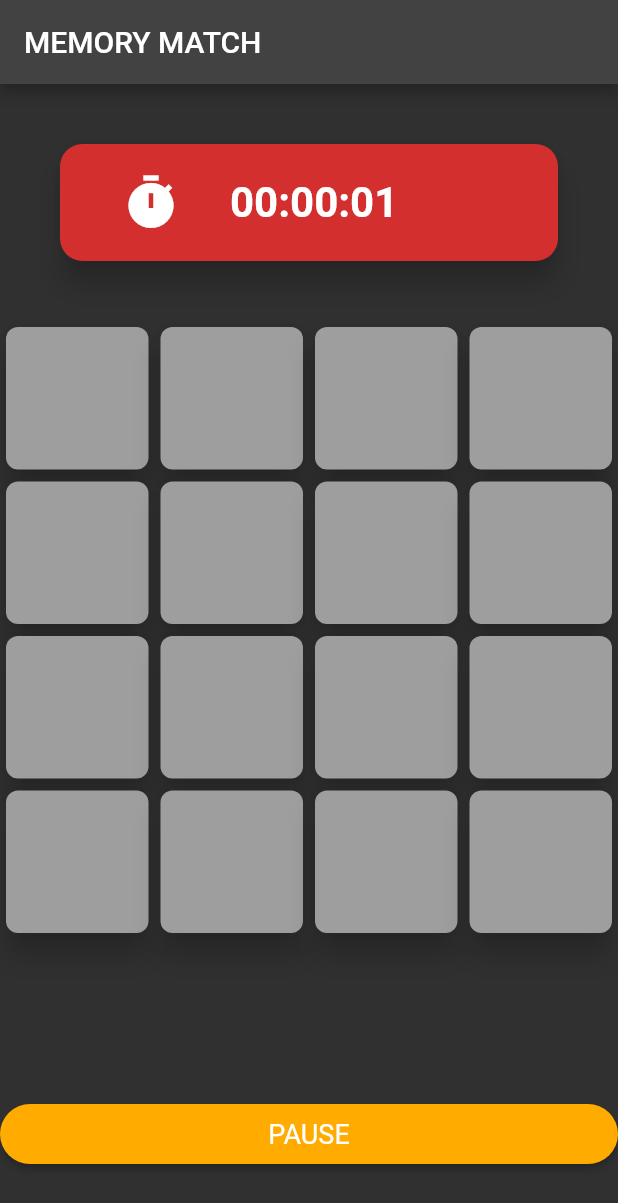
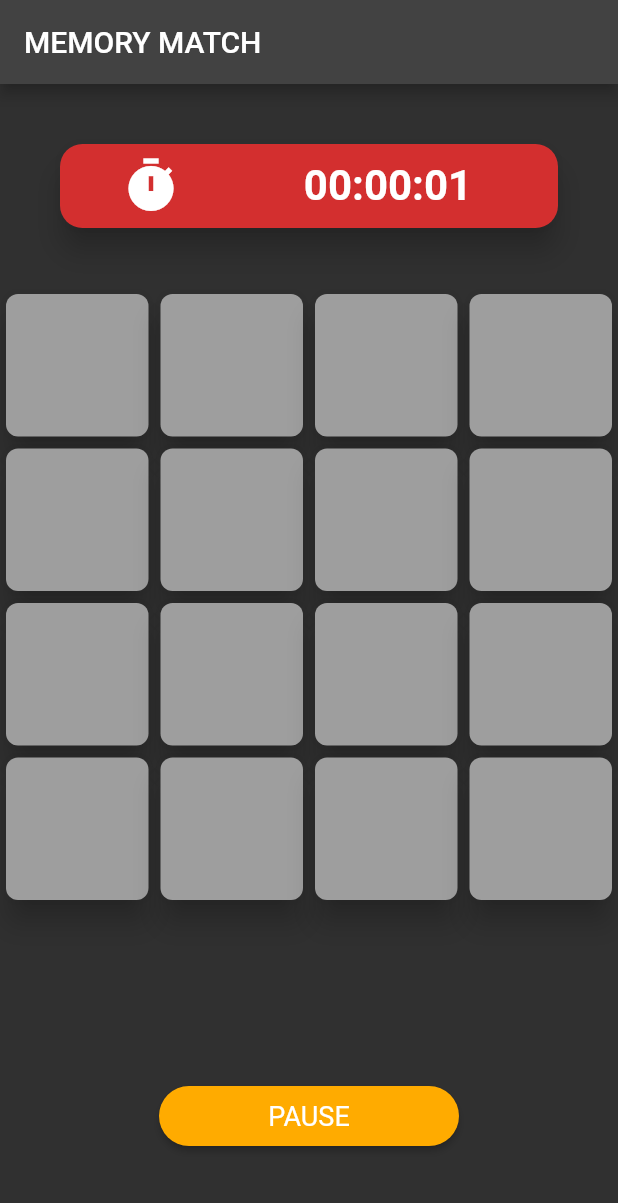
Before and after one commit to offlineprogrammer/the_memory_match_game, a Flutter app: the screen it shows after launch, after a tap on "4 x 4", on a phone screen of 412 x 824 dp. Shown: the top 1203 px of the screen. Run offline on Flutter 3.47's test engine with Material 2 defaults, Android fonts, the phone set to English and light mode, and no system bars.

Commit message:
Web Support

```diff
--- /dev/null
+++ b/lib/ui/pages/memory_match_page_mobile.dart
@@ -0,0 +1,25 @@
+import 'package:flutter/material.dart';
+import 'package:the_memory_match_game/ui/widgets/game_board.dart';
+
+import 'package:the_memory_match_game/utils/constants.dart';
+
+class MemoryMatchPageMobile extends StatelessWidget {
+  const MemoryMatchPageMobile({
+    required this.gameLevel,
+    super.key,
+  });
+
+  final int gameLevel;
+
+  @override
+  Widget build(BuildContext context) {
+    return Scaffold(
+      appBar: AppBar(
+        title: const Text(gameTitle),
+      ),
+      body: GameBoard(
+        gameLevel: gameLevel,
+      ),
+    );
+  }
+}
--- /dev/null
+++ b/lib/ui/widgets/game_board.dart
@@ -0,0 +1,94 @@
+import 'dart:async';
+
+import 'package:flutter/material.dart';
+
+import 'package:the_memory_match_game/models/game.dart';
+import 'package:the_memory_match_game/ui/widgets/game_timer.dart';
+import 'package:the_memory_match_game/ui/widgets/memory_card.dart';
+import 'package:the_memory_match_game/ui/widgets/restart_game.dart';
+
+class GameBoard extends StatefulWidget {
+  const GameBoard({
+    required this.gameLevel,
+    super.key,
+  });
+
+  final int gameLevel;
+
+  @override
+  State<GameBoard> createState() => _GameBoardState();
+}
+
+class _GameBoardState extends State<GameBoard> {
+  late Timer timer;
+  late Game game;
+  late Duration duration;
+  @override
+  void initState() {
+    super.initState();
+    game = Game(widget.gameLevel);
+    duration = const Duration();
+    startTimer();
+  }
+
+  startTimer() {
+    timer = Timer.periodic(const Duration(seconds: 1), (_) {
+      setState(() {
+        final seconds = duration.inSeconds + 1;
+        duration = Duration(seconds: seconds);
+      });
+
+      if (game.isGameOver) {
+        timer.cancel();
+      }
+    });
+  }
+
+  pauseTimer() {
+    timer.cancel();
+  }
+
+  void _resetGame() {
+    game.resetGame();
+    setState(() {
+      timer.cancel();
+      duration = const Duration();
+      startTimer();
+    });
+  }
+
+  @override
+  Widget build(BuildContext context) {
+    return SafeArea(
+      child: Column(
+        children: [
+          GameTimer(
+            time: duration,
+          ),
+          Expanded(
+            flex: 3,
+            child: GridView.count(
+              crossAxisCount: game.gridSize,
+              children: List.generate(game.cards.length, (index) {
+                return MemoryCard(
+                  index: index,
+                  card: game.cards[index],
+                  onCardPressed: game.onCardPressed,
+                );
+              }),
+            ),
+          ),
+          Padding(
+            padding: const EdgeInsets.symmetric(vertical: 60.0),
+            child: RestartGame(
+              isGameOver: game.isGameOver,
+              pauseGame: () => pauseTimer(),
+              restartGame: () => _resetGame(),
+              continueGame: () => startTimer(),
+            ),
+          ),
+        ],
+      ),
+    );
+  }
+}
--- a/lib/ui/widgets/game_controls_bottomsheet.dart
+++ b/lib/ui/widgets/game_controls_bottomsheet.dart
@@ -40,10 +40,10 @@
           const SizedBox(height: 10),
           GameButton(
             onPressed: () {
-              Navigator.of(context).pushReplacement(
+              Navigator.of(context).pushAndRemoveUntil(
                   MaterialPageRoute(builder: (BuildContext context) {
                 return const StartUpPage();
-              }));
+              }), (Route<dynamic> route) => false);
             },
             title: 'QUIT',
             color: quitButtonColor,
--- a/lib/ui/widgets/game_options.dart
+++ b/lib/ui/widgets/game_options.dart
@@ -1,5 +1,7 @@
+import 'package:flutter/foundation.dart';
 import 'package:flutter/material.dart';
-import 'package:the_memory_match_game/ui/pages/memory_match_page.dart';
+import 'package:the_memory_match_game/ui/pages/memory_match_page_mobile.dart';
+import 'package:the_memory_match_game/ui/pages/memory_match_page_web.dart';
 import 'package:the_memory_match_game/ui/widgets/game_button.dart';
 import 'package:the_memory_match_game/utils/constants.dart';
 
@@ -8,7 +10,13 @@
 
   static Route<dynamic> _routeBuilder(BuildContext context, int gameLevel) {
     return MaterialPageRoute(
-      builder: (_) => MemoryMatchPage(gameLevel: gameLevel),
+      builder: (_) {
+        if (kIsWeb) {
+          return MemoryMatchPageWeb(gameLevel: gameLevel);
+        } else {
+          return MemoryMatchPageMobile(gameLevel: gameLevel);
+        }
+      },
     );
   }
 
@@ -19,9 +27,9 @@
         return Padding(
           padding: const EdgeInsets.all(10.0),
           child: GameButton(
-            onPressed: () => Navigator.of(context).pushReplacement(
-              _routeBuilder(context, level['level']),
-            ),
+            onPressed: () => Navigator.of(context).pushAndRemoveUntil(
+                _routeBuilder(context, level['level']),
+                (Route<dynamic> route) => false),
             title: level['title'],
             color: level['color']![700]!,
             width: 250,
--- a/lib/ui/widgets/game_timer.dart
+++ b/lib/ui/widgets/game_timer.dart
@@ -31,6 +31,7 @@
             Expanded(
               flex: 2,
               child: Text(
+                textAlign: TextAlign.center,
                 time.toString().split('.').first.padLeft(8, "0"),
                 style: const TextStyle(
                     fontSize: 28.0, fontWeight: FontWeight.bold),
--- a/lib/ui/widgets/restart_game.dart
+++ b/lib/ui/widgets/restart_game.dart
@@ -44,19 +44,21 @@
     if (isGameOver) {
       return GameButton(
         onPressed: () {
-          Navigator.of(context).pushReplacement(
+          Navigator.of(context).pushAndRemoveUntil(
               MaterialPageRoute(builder: (BuildContext context) {
             return const StartUpPage();
-          }));
+          }), (Route<dynamic> route) => false);
         },
         title: 'TRY AGAIN',
         color: Colors.amberAccent[700]!,
+        width: 200,
       );
     } else {
       return GameButton(
         onPressed: () => showGameControls(context),
         title: 'PAUSE',
         color: Colors.amberAccent[700]!,
+        width: 200,
       );
     }
   }
```
Also changed, not shown: lib/ui/pages/memory_match_page_web.dart (added, +46 -0 lines), 1 other file.
